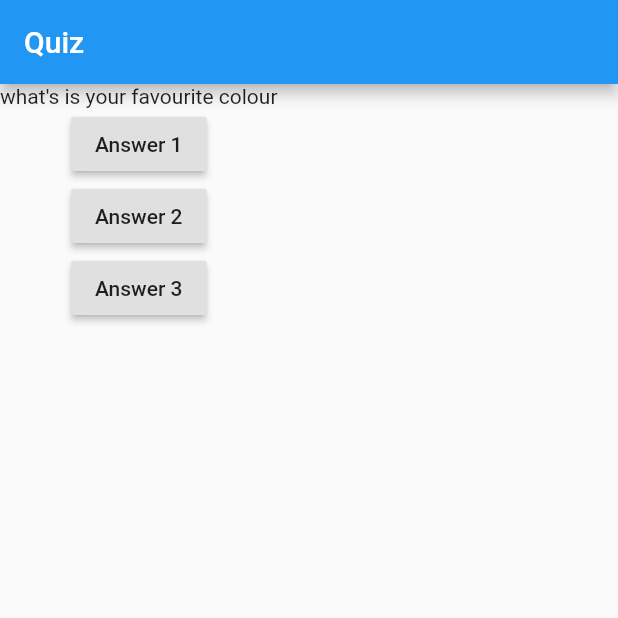
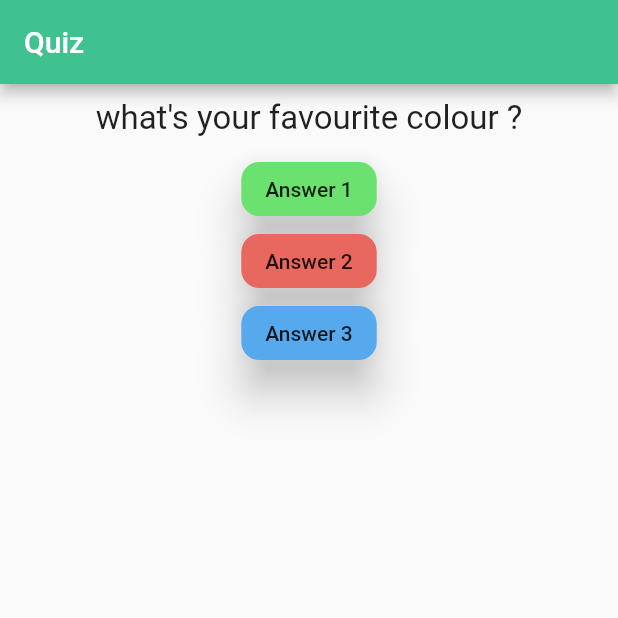
Before and after one commit to ashishu8888/QuizApp, a Flutter app: the screen it shows after launch, after a tap on "Answer 1", on a phone screen of 412 x 824 dp, the top half of it. Run offline on Flutter 3.47's test engine with Material 2 defaults, Android fonts, the phone set to English and light mode, and no system bars.

Commit message:
certain changes in frontend

```diff
--- a/lib/main.dart
+++ b/lib/main.dart
@@ -1,6 +1,7 @@
 // ignore_for_file: deprecated_member_use
 
 import 'package:flutter/material.dart';
+import 'package:flutter_application_2/Question.dart';
 
 void main() => runApp(const MyApp());
 
@@ -13,16 +14,16 @@ class MyApp extends StatefulWidget {
 
 class _MyAppState extends State<MyApp> {
   final question = const [
-    'what\'s your favourite animal',
-    'what\'s is your favourite colour'
+    'what\'s your favourite animal ?',
+    'what\'s your favourite colour ?'
   ];
 
-  var questionIndex = 0;
+  var _questionIndex = 0;
 
-  void answerQuestion() {
+  void _answerQuestion() {
     setState(() {
-      if (questionIndex + 1 < question.length) {
-        questionIndex++;
+      if (_questionIndex + 1 < question.length) {
+        _questionIndex++;
       }
     });
   }
@@ -32,22 +33,35 @@ class _MyAppState extends State<MyApp> {
     return MaterialApp(
       home: Scaffold(
         appBar: AppBar(
+          backgroundColor: const Color.fromARGB(255, 64, 194, 144),
           title: const Text('Quiz'),
         ),
         body: Column(children: [
-          // ignore: unnecessary_string_interpolations
-          Text('${question[questionIndex]}'),
+          Question(question[_questionIndex]),
           RaisedButton(
             child: const Text('Answer 1'),
-            onPressed: answerQuestion,
+            onPressed: _answerQuestion,
+            elevation: 12,
+            color: const Color.fromARGB(255, 107, 225, 111),
+            shape:
+                RoundedRectangleBorder(borderRadius: BorderRadius.circular(12)),
           ),
           RaisedButton(
+            autofocus: true,
             child: const Text('Answer 2'),
-            onPressed: answerQuestion,
+            onPressed: _answerQuestion,
+            elevation: 12,
+            color: const Color.fromARGB(255, 232, 104, 95),
+            shape:
+                RoundedRectangleBorder(borderRadius: BorderRadius.circular(12)),
           ),
           RaisedButton(
             child: const Text('Answer 3'),
-            onPressed: answerQuestion,
+            onPressed: _answerQuestion,
+            elevation: 12,
+            color: const Color.fromARGB(255, 87, 169, 237),
+            shape:
+                RoundedRectangleBorder(borderRadius: BorderRadius.circular(12)),
           )
         ]),
       ),
--- /dev/null
+++ b/lib/question.dart
@@ -0,0 +1,22 @@
+import 'package:flutter/material.dart';
+
+class Question extends StatelessWidget {
+  final String questionText;
+
+  const Question(this.questionText, {Key? key}) : super(key: key);
+
+  @override
+  Widget build(BuildContext context) {
+    return Container(
+      width: double.infinity,
+      margin: const EdgeInsets.all(10),
+      child: Text(
+        questionText,
+        style: const TextStyle(
+          fontSize: 22,
+        ),
+        textAlign: TextAlign.center,
+      ),
+    );
+  }
+}
```
